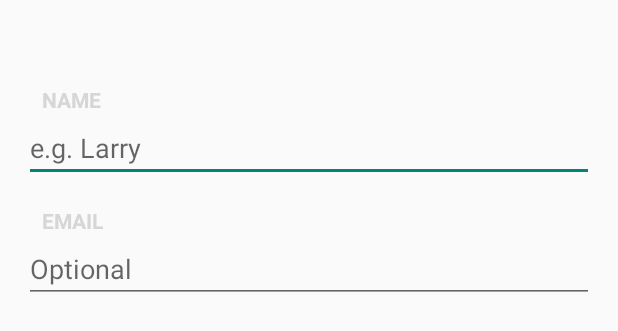
After one commit to jaromrex/NeiyborDemo, an Android app: the layout fragment_page_listing_address.xml on its own in the app's theme, with its tools: preview values and no code run, on a phone screen of 412 x 824 dp. The commit adds this screen. Shown: the top 331 px of the screen. Run offline under Robolectric (Android 15) with nearby library versions, the light colour scheme and no system bars.

Commit message:
wizardpager stuff now launches

```diff
--- a/app/src/main/AndroidManifest.xml
+++ b/app/src/main/AndroidManifest.xml
@@ -31,6 +31,10 @@
             android:label="Edit Listing">
 
         </activity>
+        <activity
+            android:name=".CreateListingActivity">
+
+        </activity>
 
     </application>
 
--- a/app/src/main/res/layout/activity_create_listing.xml
+++ b/app/src/main/res/layout/activity_create_listing.xml
@@ -16,7 +16,7 @@
     android:layout_width="match_parent"
     android:layout_height="match_parent">
 
-    <com.example.android.wizardpager.wizard.ui.StepPagerStrip
+    <com.tech.freak.wizardpager.ui.StepPagerStrip
         android:id="@+id/strip"
         android:layout_width="match_parent"
         android:layout_height="wrap_content"
--- /dev/null
+++ b/app/src/main/res/layout/fragment_page_listing_address.xml
@@ -0,0 +1,56 @@
+<!--
+  Copyright 2013 Google Inc.
+
+  Licensed under the Apache License, Version 2.0 (the "License");
+  you may not use this file except in compliance with the License.
+  You may obtain a copy of the License at
+
+      http://www.apache.org/licenses/LICENSE-2.0
+
+  Unless required by applicable law or agreed to in writing, software
+  distributed under the License is distributed on an "AS IS" BASIS,
+  WITHOUT WARRANTIES OR CONDITIONS OF ANY KIND, either express or implied.
+  See the License for the specific language governing permissions and
+  limitations under the License.
+  -->
+
+<LinearLayout xmlns:android="http://schemas.android.com/apk/res/android"
+    style="@style/WizardPageContainer">
+
+    <TextView style="@style/WizardPageTitle" />
+
+    <ScrollView android:layout_width="match_parent"
+        android:layout_height="0dp"
+        android:layout_weight="1"
+        android:paddingLeft="16dp"
+        android:paddingRight="16dp"
+        android:scrollbarStyle="outsideOverlay">
+
+        <LinearLayout android:layout_width="match_parent"
+            android:layout_height="wrap_content"
+            android:orientation="vertical">
+
+            <TextView style="@style/WizardFormLabel"
+                android:text="@string/label_your_name" />
+
+            <EditText android:id="@+id/your_name"
+                android:layout_width="match_parent"
+                android:layout_height="wrap_content"
+                android:saveEnabled="false"
+                android:inputType="textCapWords"
+                android:hint="@string/hint_your_name"
+                android:layout_marginBottom="16dp" />
+
+            <TextView style="@style/WizardFormLabel"
+                android:text="@string/label_your_email" />
+
+            <EditText android:id="@+id/your_email"
+                android:layout_width="match_parent"
+                android:layout_height="wrap_content"
+                android:saveEnabled="false"
+                android:inputType="textEmailAddress"
+                android:hint="@string/hint_your_email" />
+
+        </LinearLayout>
+    </ScrollView>
+</LinearLayout>
```
Also changed, not shown: app/src/main/java/cs405/neiybordemo/ListingAddressFragment.java (added, +137 -0 lines), app/src/main/java/cs405/neiybordemo/ListingAddressPage.java (added, +40 -0 lines).
